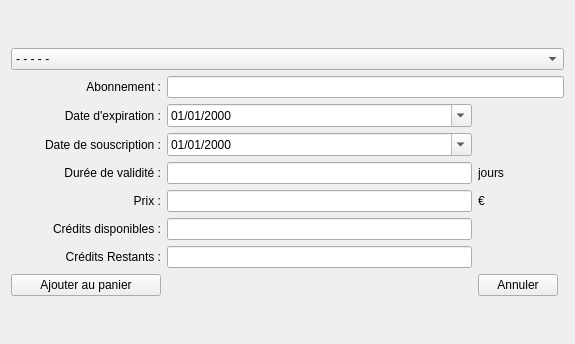
Before: the Qt Designer form f_ajoutercoticarte.ui in nivhg/ludopen, drawn with Qt 5.
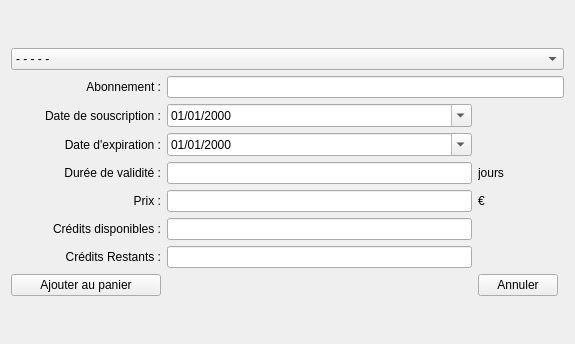
After: the same form once the commit is applied. Icons and pictures are not drawn.

The edit to the form file:
```diff
--- a/f_ajoutercoticarte.ui
+++ b/f_ajoutercoticarte.ui
@@ -36,16 +36,6 @@
        </property>
       </widget>
      </item>
-     <item row="6" column="1">
-      <widget class="QLabel" name="Lb_DateSoucription">
-       <property name="text">
-        <string>Date de souscription :</string>
-       </property>
-       <property name="alignment">
-        <set>Qt::AlignRight|Qt::AlignTrailing|Qt::AlignVCenter</set>
-       </property>
-      </widget>
-     </item>
      <item row="10" column="2">
       <widget class="QLineEdit" name="LE_CreditsRestants"/>
      </item>
@@ -59,14 +49,8 @@
       </widget>
      </item>
      <item row="7" column="2">
-      <widget class="QLineEdit" name="LE_DureeValidite"/>
-     </item>
-     <item row="6" column="2">
-      <widget class="QDateEdit" name="DtE_DateSouscription">
-       <property name="displayFormat">
-        <string>dd/MM/yyyy</string>
-       </property>
-       <property name="calendarPopup">
+      <widget class="QLineEdit" name="LE_DureeValidite">
+       <property name="readOnly">
         <bool>true</bool>
        </property>
       </widget>
@@ -81,16 +65,6 @@
      <item row="8" column="2">
       <widget class="QLineEdit" name="LE_Prix"/>
      </item>
-     <item row="5" column="2">
-      <widget class="QDateEdit" name="DtE_Expiration">
-       <property name="displayFormat">
-        <string>dd/MM/yyyy</string>
-       </property>
-       <property name="calendarPopup">
-        <bool>true</bool>
-       </property>
-      </widget>
-     </item>
      <item row="8" column="3">
       <widget class="QLabel" name="label_5">
        <property name="text">
@@ -123,16 +97,6 @@
      <item row="9" column="2">
       <widget class="QLineEdit" name="LE_CreditsDisponibles"/>
      </item>
-     <item row="5" column="1">
-      <widget class="QLabel" name="Lb_DateExpiration">
-       <property name="text">
-        <string>Date d'expiration :</string>
-       </property>
-       <property name="alignment">
-        <set>Qt::AlignRight|Qt::AlignTrailing|Qt::AlignVCenter</set>
-       </property>
-      </widget>
-     </item>
      <item row="7" column="1">
       <widget class="QLabel" name="Lb_DureeValidite">
        <property name="text">
@@ -183,6 +147,46 @@
        </property>
       </widget>
      </item>
+     <item row="5" column="2">
+      <widget class="QDateEdit" name="DtE_DateSouscription">
+       <property name="displayFormat">
+        <string>dd/MM/yyyy</string>
+       </property>
+       <property name="calendarPopup">
+        <bool>true</bool>
+       </property>
+      </widget>
+     </item>
+     <item row="6" column="2">
+      <widget class="QDateEdit" name="DtE_Expiration">
+       <property name="displayFormat">
+        <string>dd/MM/yyyy</string>
+       </property>
+       <property name="calendarPopup">
+        <bool>true</bool>
+       </property>
+      </widget>
+     </item>
+     <item row="6" column="1">
+      <widget class="QLabel" name="Lb_DateExpiration">
+       <property name="text">
+        <string>Date d'expiration :</string>
+       </property>
+       <property name="alignment">
+        <set>Qt::AlignRight|Qt::AlignTrailing|Qt::AlignVCenter</set>
+       </property>
+      </widget>
+     </item>
+     <item row="5" column="1">
+      <widget class="QLabel" name="Lb_DateSoucription">
+       <property name="text">
+        <string>Date de souscription :</string>
+       </property>
+       <property name="alignment">
+        <set>Qt::AlignRight|Qt::AlignTrailing|Qt::AlignVCenter</set>
+       </property>
+      </widget>
+     </item>
     </layout>
    </item>
   </layout>
```
Left out of the diff: 2 changed lines with no effect on the pictures.
